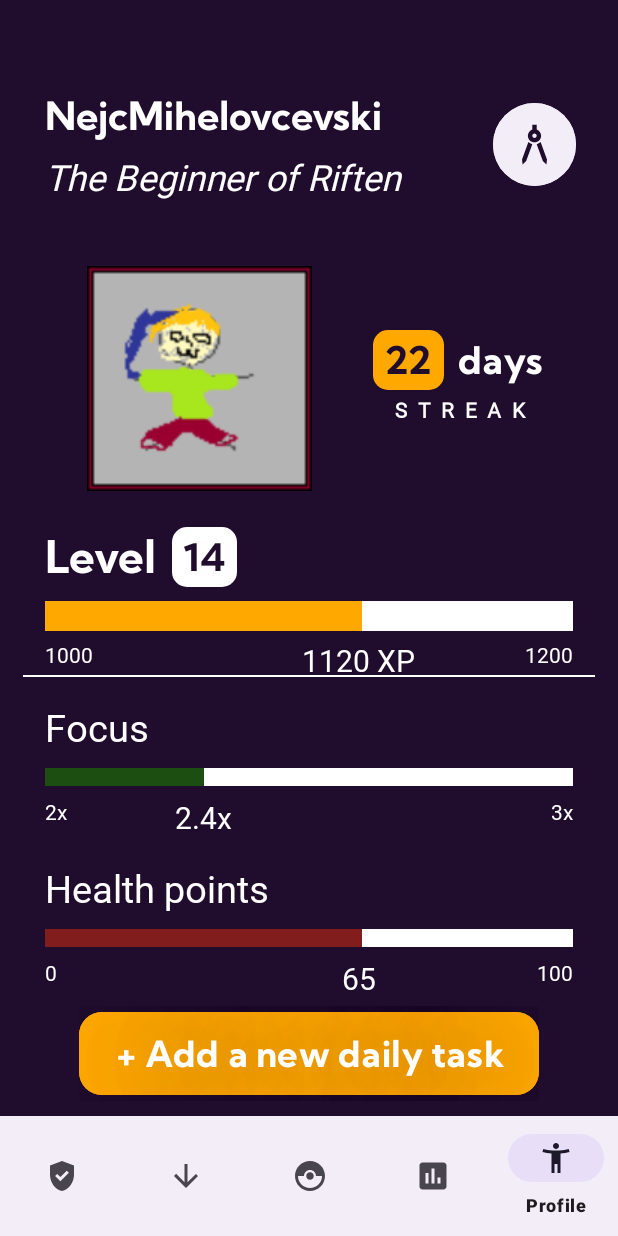
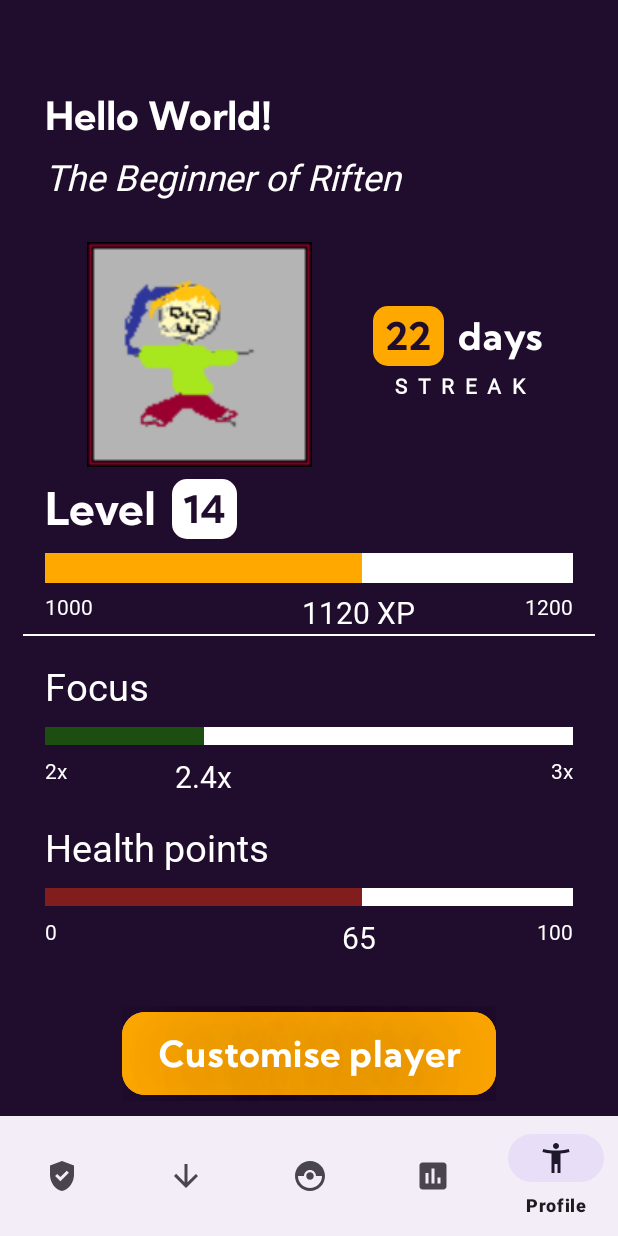
Before and after one commit to nejcmih/HabitQuestTNUV, an Android app: the screen it shows after launch (MainActivity), item 5 of the bottom bar chosen, on a phone screen of 412 x 824 dp. Run offline under Robolectric (Android 15) with nearby library versions, the phone set to English and light mode, and no system bars; our stand-ins replace Firebase (no records; nobody signed in at launch, a user with empty details on screens opened directly), Room's generated code.

```diff
--- a/app/src/main/java/si/uni_lj/fe/tnuv/habitquesttnuv/MainActivity.java
+++ b/app/src/main/java/si/uni_lj/fe/tnuv/habitquesttnuv/MainActivity.java
@@ -8,6 +8,7 @@ import android.os.Bundle;
 import android.util.Log;
 import android.view.MenuItem;
 import android.view.View;
+import android.widget.TextView;
 
 import androidx.activity.EdgeToEdge;
 import androidx.annotation.NonNull;
@@ -177,6 +178,7 @@ public class MainActivity extends AppCompatActivity implements OnNavigationItemS
                     .beginTransaction()
                     .replace(R.id.frame_layout, goodHabitFragment)
                     .commit();
+
             return true;
         }
         else if (item.getItemId() == R.id.menu_bad) {
@@ -205,6 +207,7 @@ public class MainActivity extends AppCompatActivity implements OnNavigationItemS
                     .beginTransaction()
                     .replace(R.id.frame_layout, profileFragment)
                     .commit();
+
             return true;
         }
         return false;
--- a/app/src/main/java/si/uni_lj/fe/tnuv/habitquesttnuv/Profile/Player.java
+++ b/app/src/main/java/si/uni_lj/fe/tnuv/habitquesttnuv/Profile/Player.java
@@ -1,9 +1,10 @@
 package si.uni_lj.fe.tnuv.habitquesttnuv.Profile;
 
+import java.io.Serializable;
 import java.util.HashSet;
 import java.util.TreeSet;
 
-public class Player {
+public class Player implements Serializable {
     private String username;
     private int streak;
     private int level;
--- a/app/src/main/java/si/uni_lj/fe/tnuv/habitquesttnuv/ProfileFragment.java
+++ b/app/src/main/java/si/uni_lj/fe/tnuv/habitquesttnuv/ProfileFragment.java
@@ -7,6 +7,9 @@ import androidx.fragment.app.Fragment;
 import android.view.LayoutInflater;
 import android.view.View;
 import android.view.ViewGroup;
+import android.widget.TextView;
+
+import si.uni_lj.fe.tnuv.habitquesttnuv.Profile.Player;
 
 /**
  * A simple {@link Fragment} subclass.
@@ -50,8 +53,8 @@ public class ProfileFragment extends Fragment {
     public void onCreate(Bundle savedInstanceState) {
         super.onCreate(savedInstanceState);
         if (getArguments() != null) {
-            mParam1 = getArguments().getString(ARG_PARAM1);
-            mParam2 = getArguments().getString(ARG_PARAM2);
+
+
         }
     }
 
@@ -59,6 +62,10 @@ public class ProfileFragment extends Fragment {
     public View onCreateView(LayoutInflater inflater, ViewGroup container,
                              Bundle savedInstanceState) {
         // Inflate the layout for this fragment
-        return inflater.inflate(R.layout.fragment_profile, container, false);
+        View view = inflater.inflate(R.layout.fragment_profile, container, false);
+        TextView textView = view.findViewById(R.id.textView8); // Find the TextView by its ID
+        textView.setText("Hello World!");
+        //TODO: Spusti skozi igralca in od njega vzami nickname in dodaj sem not
+        return view;
     }
 }
--- a/app/src/main/res/layout/fragment_profile.xml
+++ b/app/src/main/res/layout/fragment_profile.xml
@@ -56,29 +56,10 @@
             app:layout_constraintVertical_bias="0.0" />
 
 
-        <com.google.android.material.button.MaterialButton
-            style="@style/Widget.Material3.Button.IconButton.Filled"
-            android:layout_width="wrap_content"
-            android:layout_height="wrap_content"
-            android:layout_marginStart="2dp"
-            android:layout_marginTop="2dp"
-            android:layout_marginEnd="2dp"
-            android:layout_marginBottom="2dp"
-            android:backgroundTint="#f3edf7"
-            app:icon="@drawable/profilesettingsicon"
-            app:iconSize="35dp"
-            app:iconTint="@color/ProfileBackground"
-            app:layout_constraintBottom_toBottomOf="@+id/textView10"
-            app:layout_constraintEnd_toEndOf="parent"
-            app:layout_constraintStart_toEndOf="@+id/textView8"
-            app:layout_constraintTop_toTopOf="@+id/textView8"
-            app:layout_constraintVertical_bias="0.06999999" />
-
         <ImageView
             android:id="@+id/imageView5"
             android:layout_width="150dp"
             android:layout_height="150dp"
-            android:layout_marginTop="16dp"
             app:layout_constraintBottom_toBottomOf="parent"
             app:layout_constraintEnd_toEndOf="parent"
             app:layout_constraintHorizontal_bias="0.12"
@@ -216,7 +197,7 @@
             android:id="@+id/textView12"
             android:layout_width="wrap_content"
             android:layout_height="wrap_content"
-            android:layout_marginTop="24dp"
+            android:layout_marginTop="8dp"
             android:fontFamily="@font/kumbh_sans_bold"
             android:text="@string/levelProfile"
             android:textColor="@color/white"
@@ -481,7 +462,7 @@
             android:shadowDx="3"
             android:shadowDy="3"
             android:shadowRadius="75"
-            android:text="+ Add a new daily task"
+            android:text="Customise player"
             android:textColor="@color/white"
             android:textSize="24sp"
             app:cornerRadius="15dp"
```
